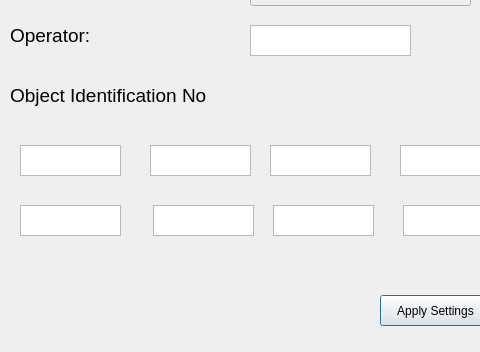
This is GUI/testselection.ui in AudreyFrancisco/SingleLadderQualification as Qt 5 draws it before an edit; both pictures show x 0 to 480 and y 165 to 517 of the 662 by 517 pixel window. The edited form follows.
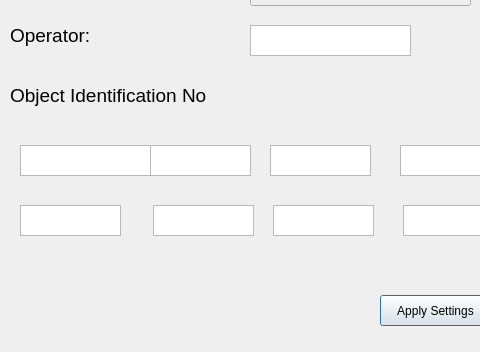
This is the edited form.

Commit message: Sorting and cleanup of test selction drop down menu. Adjusted width of the component id textbox to fit IBStave names.

The edit to the form file:
```diff
--- a/GUI/testselection.ui
+++ b/GUI/testselection.ui
@@ -114,7 +114,7 @@
     <rect>
      <x>20</x>
      <y>310</y>
-     <width>101</width>
+     <width>131</width>
      <height>31</height>
     </rect>
    </property>
```
The commit also changes 1 other file.
